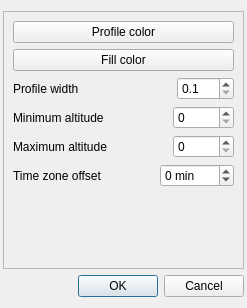
The window that ui/profileconfigdialog.ui (salsergey/gpxviewer) describes before a commit, drawn with Qt 5.
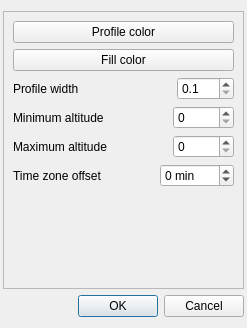
The same window after the commit. Custom widgets are drawn as their Qt base class.

Patch:
```diff
--- a/ui/profileconfigdialog.ui
+++ b/ui/profileconfigdialog.ui
@@ -10,7 +10,7 @@
     <x>0</x>
     <y>0</y>
     <width>247</width>
-    <height>308</height>
+    <height>328</height>
    </rect>
   </property>
   <property name="windowTitle">
```
